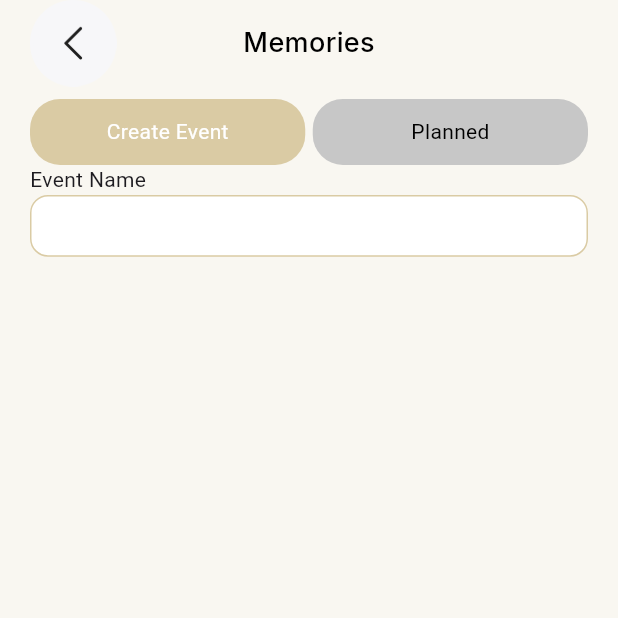
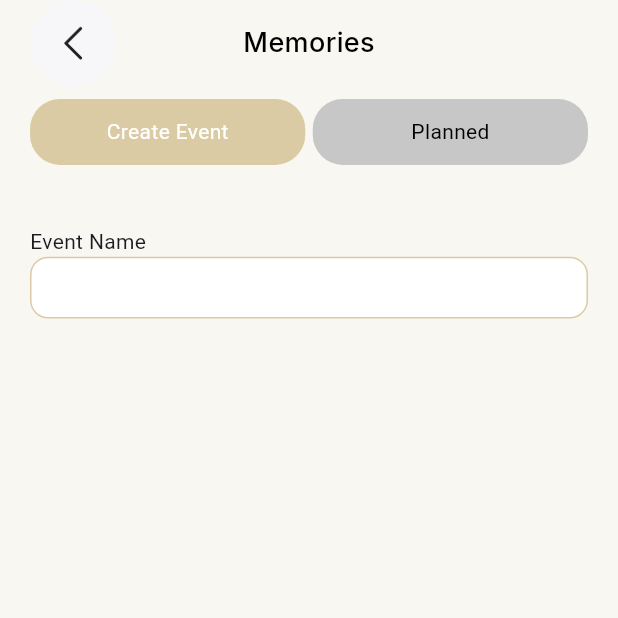
Before and after one commit to rayhantmt/Adeleade, a Flutter app: the MemoriesView screen opened directly, on a phone screen of 412 x 824 dp, the top half of it. Run offline on Flutter 3.47's test engine with Material 3 defaults, Android fonts, the phone set to English and light mode, and no system bars; our stand-ins replace get, google_fonts.

Commit message:
added the sized box

```diff
--- a/lib/modules/memories/memories_view.dart
+++ b/lib/modules/memories/memories_view.dart
@@ -119,6 +119,7 @@ Widget _createEvent (){
   return SingleChildScrollView(
     child: Column(
       children: [
+        SizedBox(height: Get.height*0.05,),
         UpdateInfoField(tittle: "Event Name", hint:'')
       ],
     )
```
